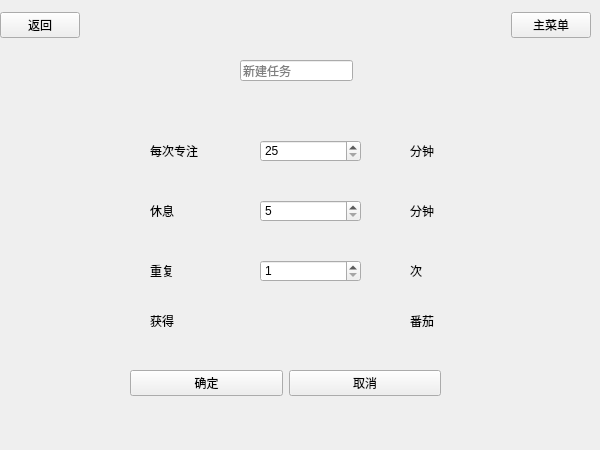
The window that taskcreate.ui (Flyame-debug/Tomato) describes before a commit, drawn with Qt 5.
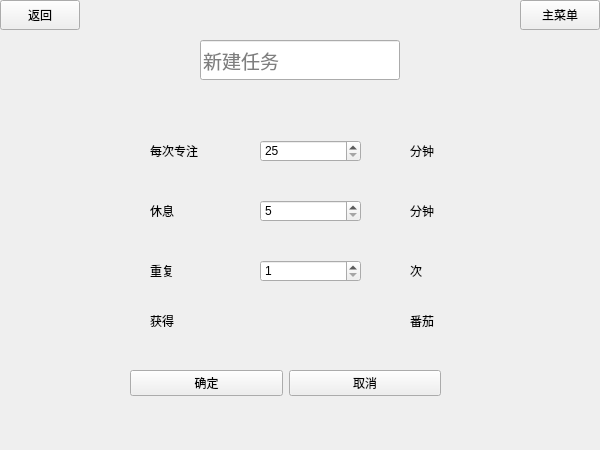
The same window after the commit. Custom widgets are drawn as their Qt base class.

Diff of the .ui file:
```diff
--- a/taskcreate.ui
+++ b/taskcreate.ui
@@ -33,56 +33,58 @@
     <rect>
      <x>0</x>
      <y>0</y>
-     <width>591</width>
-     <height>51</height>
+     <width>600</width>
+     <height>30</height>
     </rect>
    </property>
-   <layout class="QGridLayout" name="gridLayout">
-    <item row="0" column="2">
      <widget class="QPushButton" name="btn_mainMenu">
+    <property name="geometry">
+     <rect>
+      <x>520</x>
+      <y>0</y>
+      <width>80</width>
+      <height>30</height>
+     </rect>
+    </property>
       <property name="text">
        <string>主菜单</string>
       </property>
      </widget>
-    </item>
-    <item row="0" column="1">
-     <spacer name="horizontalSpacer">
-      <property name="orientation">
-       <enum>Qt::Horizontal</enum>
-      </property>
-      <property name="sizeHint" stdset="0">
-       <size>
-        <width>372</width>
-        <height>20</height>
-       </size>
-      </property>
-     </spacer>
-    </item>
-    <item row="0" column="0">
      <widget class="QPushButton" name="btn_return">
+    <property name="geometry">
+     <rect>
+      <x>0</x>
+      <y>0</y>
+      <width>80</width>
+      <height>30</height>
+     </rect>
+    </property>
       <property name="text">
        <string>返回</string>
       </property>
      </widget>
-    </item>
-   </layout>
   </widget>
   <widget class="QWidget" name="widget_2" native="true">
    <property name="geometry">
     <rect>
-     <x>30</x>
-     <y>50</y>
-     <width>521</width>
-     <height>31</height>
+     <x>0</x>
+     <y>40</y>
+     <width>600</width>
+     <height>40</height>
     </rect>
    </property>
+   <property name="font">
+    <font>
+     <pointsize>14</pointsize>
+    </font>
+   </property>
    <widget class="QLineEdit" name="name">
     <property name="geometry">
      <rect>
-      <x>210</x>
-      <y>10</y>
-      <width>113</width>
-      <height>21</height>
+      <x>200</x>
+      <y>0</y>
+      <width>200</width>
+      <height>40</height>
      </rect>
     </property>
     <property name="placeholderText">
```
Left out of the diff: 5 changed lines with no effect on the pictures. Lines whose indentation alone changed are shown as unchanged.
